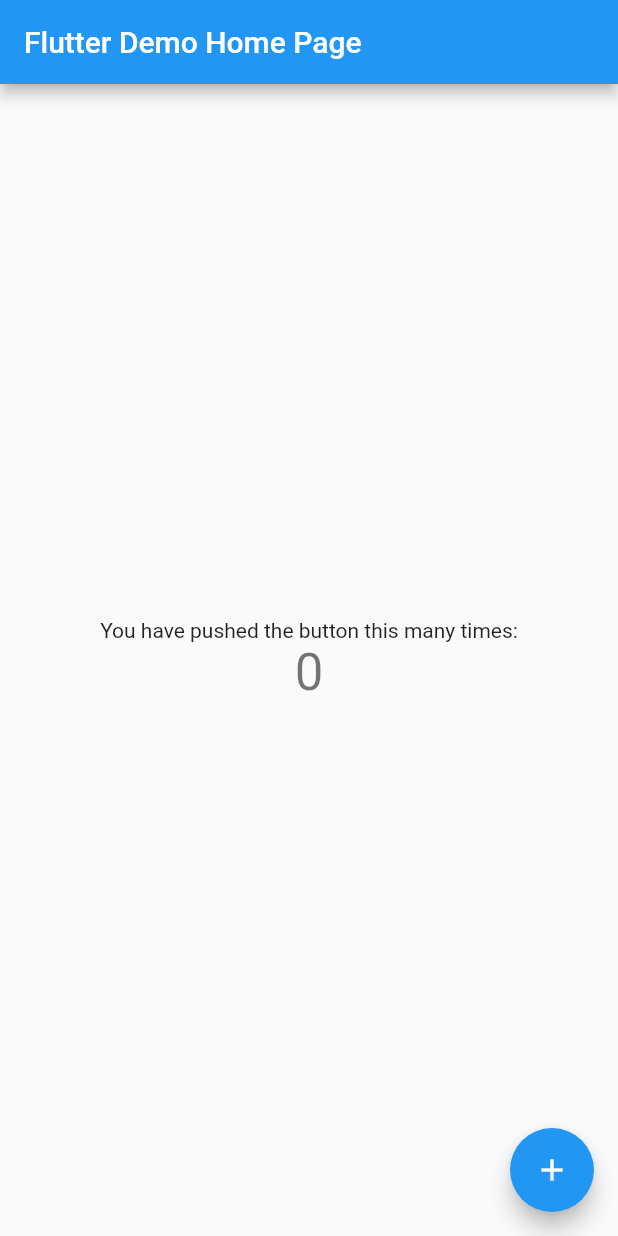
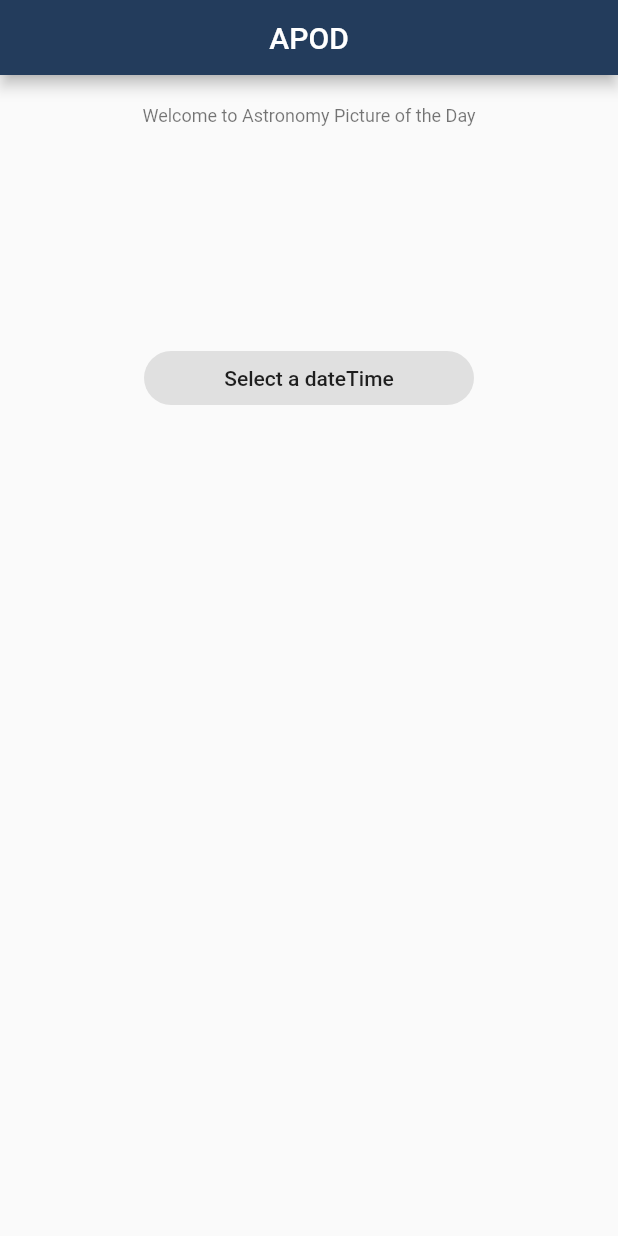
Before and after one commit to Dandy27/app-nasa, a Flutter app: the screen it shows after launch, on a phone screen of 412 x 824 dp. Run offline on Flutter 3.47's test engine with Material 2 defaults, Android fonts, the phone set to English and light mode, and no system bars; our stand-ins replace dartz, equatable, flutter_modular, flutter_triple, shimmer.

Commit message:
picture_page

```diff
--- /dev/null
+++ b/clean_architecture/lib/app_module.dart
@@ -0,0 +1,27 @@
+import 'package:clean_architecture/features/data/datasource/space_media_datasource_implementation.dart';
+import 'package:clean_architecture/features/data/repositories/space_media_repository_impl.dart';
+import 'package:clean_architecture/features/domain/usecases/get_space_media_from_date_usecase.dart';
+import 'package:clean_architecture/features/presenter/controllers/home_store.dart';
+import 'package:flutter_modular/flutter_modular.dart';
+import 'package:http/http.dart' as http;
+
+import 'features/presenter/pages/home_page.dart';
+
+class AppModule extends Module {
+  @override
+  final List<Bind> binds = [
+    Bind((i) => HomeStore(i())),
+    Bind((i) => GetSpaceMediaFromDateUseCase(i())),
+    Bind((i) => SpaceMediaRepositoryImpl(i())),
+    Bind((i) => NasaDatasourceImplementation(i())),
+    Bind((i) => http.Client()),
+    Bind((i) => DateInputConverter()),
+    //29,53
+  ];
+
+  @override
+  final List<ModularRoute> routes = [
+    ChildRoute('/', child: (_,__) => HomePage()),
+    // ChildRoute('picture', child: (_,__) => PicturePage()),
+  ];
+}
--- /dev/null
+++ b/clean_architecture/lib/app_widget.dart
@@ -0,0 +1,14 @@
+import 'package:flutter/material.dart';
+import 'package:flutter_modular/flutter_modular.dart';
+
+class AppWidget extends StatelessWidget {
+  const AppWidget({Key? key}) : super(key: key);
+
+  @override
+  Widget build(BuildContext context) {
+    return MaterialApp(
+      initialRoute: '/',
+    ).modular();
+
+  }
+}
--- a/clean_architecture/lib/core/errors/failures.dart
+++ b/clean_architecture/lib/core/errors/failures.dart
@@ -6,3 +6,8 @@ class ServerFailure extends Failure {
   @override
   List<Object?> get props => [];
 }
+
+class NullParamFailure extends Failure {
+  @override
+  List<Object?> get props => [];
+}
--- a/clean_architecture/lib/features/data/repositories/space_media_repository_impl.dart
+++ b/clean_architecture/lib/features/data/repositories/space_media_repository_impl.dart
@@ -8,7 +8,7 @@ import 'package:dartz/dartz.dart';
 class SpaceMediaRepositoryImpl implements ISpaceMediaRepository {
   final ISpaceMediaDataSource datasource;
 
-  SpaceMediaRepositoryImpl({required this.datasource});
+  SpaceMediaRepositoryImpl( this.datasource);
 
   @override
   Future<Either<Failure, SpaceMediaEntity>> getSpaceMediaFromDate(DateTime date) async{
--- a/clean_architecture/lib/features/domain/usecases/get_space_media_from_date_usecase.dart
+++ b/clean_architecture/lib/features/domain/usecases/get_space_media_from_date_usecase.dart
@@ -7,12 +7,14 @@ import 'package:flutter_triple/flutter_triple.dart';
 
 class GetSpaceMediaFromDateUseCase
     implements UseCase<SpaceMediaEntity, DateTime> {
-   final ISpaceMediaRepository repository;
+  final ISpaceMediaRepository repository;
 
-  GetSpaceMediaFromDateUseCase({required this.repository});
+  GetSpaceMediaFromDateUseCase( this.repository);
 
   @override
-  Future<Either<Failure, SpaceMediaEntity>> call(DateTime date) async {
-    return await repository.getSpaceMediaFromDate(date);
+  Future<Either<Failure, SpaceMediaEntity>> call(DateTime? date) async {
+    return date != null
+        ? await repository.getSpaceMediaFromDate(date)
+        : Left(NullParamFailure());
   }
 }
--- /dev/null
+++ b/clean_architecture/lib/features/presenter/pages/home_page.dart
@@ -0,0 +1,52 @@
+import 'package:clean_architecture/features/presenter/controllers/home_store.dart';
+import 'package:clean_architecture/features/presenter/widgets/custom_app_bar.dart';
+import 'package:clean_architecture/features/presenter/widgets/round_button.dart';
+import 'package:flutter/material.dart';
+import 'package:flutter_modular/flutter_modular.dart';
+
+class HomePage extends StatefulWidget {
+  @override
+  _HomePageState createState() => _HomePageState();
+}
+
+class _HomePageState extends ModularState<HomePage, HomeStore> {
+  @override
+  Widget build(BuildContext context) {
+    return Scaffold(
+      appBar: CustomAppBar(
+        title: 'APOD',
+      ),
+      body: SafeArea(
+          child: Padding(
+        padding: EdgeInsets.all(20),
+        child: Center(
+          child: Column(
+            children: [
+              Text(
+                'Welcome to Astronomy Picture of the Day',
+                textAlign: TextAlign.center,
+                style: Theme.of(context).textTheme.caption,
+              ),
+              SizedBox(
+                height: 150,
+              ),
+              RoundButton(
+                  label: 'Select a dateTime',
+                  onTap: () async {
+                    var datePicked = await showDatePicker(
+                        context: context,
+                        initialDate: DateTime.now(),
+                        firstDate: DateTime(1995, 06, 16),
+                        lastDate: DateTime.now());
+                    await store.getSpaceMediaFromDate(datePicked!);
+                  }),
+              SizedBox(
+                height: 20,
+              ),
+            ],
+          ),
+        ),
+      )),
+    );
+  }
+}
--- /dev/null
+++ b/clean_architecture/lib/features/presenter/widgets/round_button.dart
@@ -0,0 +1,28 @@
+import 'package:flutter/material.dart';
+
+class RoundButton extends StatelessWidget {
+  final String label;
+  final Function onTap;
+
+  RoundButton({required this.label, required this.onTap});
+
+  @override
+  Widget build(BuildContext context) {
+    return GestureDetector(
+      child: Container(
+        width: 220,
+        padding: EdgeInsets.symmetric(vertical: 10, horizontal: 30),
+        decoration: BoxDecoration(
+          borderRadius: BorderRadius.circular(18),
+          color: Theme.of(context).buttonColor,
+        ),
+        child: Text(
+          label,
+          textAlign: TextAlign.center,
+          style: Theme.of(context).textTheme.button,
+        ),
+      ),
+      onTap: onTap as Function(),
+    );
+  }
+}
--- a/clean_architecture/lib/main.dart
+++ b/clean_architecture/lib/main.dart
@@ -1,113 +1,17 @@
+import 'package:clean_architecture/app_module.dart';
+import 'package:clean_architecture/app_widget.dart';
 import 'package:flutter/material.dart';
+import 'package:flutter_modular/flutter_modular.dart';
+
+// import 'features/presenter/pages/home_page.dart';
 
 void main() {
   runApp(MyApp());
 }
 
 class MyApp extends StatelessWidget {
-  // This widget is the root of your application.
   @override
   Widget build(BuildContext context) {
-    return MaterialApp(
-      title: 'Flutter Demo',
-      theme: ThemeData(
-        // This is the theme of your application.
-        //
-        // Try running your application with "flutter run". You'll see the
-        // application has a blue toolbar. Then, without quitting the app, try
-        // changing the primarySwatch below to Colors.green and then invoke
-        // "hot reload" (press "r" in the console where you ran "flutter run",
-        // or simply save your changes to "hot reload" in a Flutter IDE).
-        // Notice that the counter didn't reset back to zero; the application
-        // is not restarted.
-        primarySwatch: Colors.blue,
-      ),
-      home: MyHomePage(title: 'Flutter Demo Home Page'),
-    );
+    return ModularApp(module: AppModule(), child: AppWidget());
   }
 }
-
-class MyHomePage extends StatefulWidget {
-  MyHomePage({Key? key, required this.title}) : super(key: key);
-
-  // This widget is the home page of your application. It is stateful, meaning
-  // that it has a State object (defined below) that contains fields that affect
-  // how it looks.
-
-  // This class is the configuration for the state. It holds the values (in this
-  // case the title) provided by the parent (in this case the App widget) and
-  // used by the build method of the State. Fields in a Widget subclass are
-  // always marked "final".
-
-  final String title;
-
-  @override
-  _MyHomePageState createState() => _MyHomePageState();
-}
-
-class _MyHomePageState extends State<MyHomePage> {
-  int _counter = 0;
-
-  void _incrementCounter() {
-    setState(() {
-      // This call to setState tells the Flutter framework that something has
-      // changed in this State, which causes it to rerun the build method below
-      // so that the display can reflect the updated values. If we changed
-      // _counter without calling setState(), then the build method would not be
-      // called again, and so nothing would appear to happen.
-      _counter++;
-    });
-  }
-
-  @override
-  Widget build(BuildContext context) {
-    // This method is rerun every time setState is called, for instance as done
-    // by the _incrementCounter method above.
-    //
-    // The Flutter framework has been optimized to make rerunning build methods
-    // fast, so that you can just rebuild anything that needs updating rather
-    // than having to individually change instances of widgets.
-    return Scaffold(
-      appBar: AppBar(
-        // Here we take the value from the MyHomePage object that was created by
-        // the App.build method, and use it to set our appbar title.
-        title: Text(widget.title),
-      ),
-      body: Center(
-        // Center is a layout widget. It takes a single child and positions it
-        // in the middle of the parent.
-        child: Column(
-          // Column is also a layout widget. It takes a list of children and
-          // arranges them vertically. By default, it sizes itself to fit its
-          // children horizontally, and tries to be as tall as its parent.
-          //
-          // Invoke "debug painting" (press "p" in the console, choose the
-          // "Toggle Debug Paint" action from the Flutter Inspector in Android
-          // Studio, or the "Toggle Debug Paint" command in Visual Studio Code)
-          // to see the wireframe for each widget.
-          //
-          // Column has various properties to control how it sizes itself and
-          // how it positions its children. Here we use mainAxisAlignment to
-          // center the children vertically; the main axis here is the vertical
-          // axis because Columns are vertical (the cross axis would be
-          // horizontal).
-          mainAxisAlignment: MainAxisAlignment.center,
-          children: <Widget>[
-            Text(
-              'You have pushed the button this many times:',
-            ),
-            Text(
-              '$_counter',
-              style: Theme.of(context).textTheme.headline4,
-            ),
-          ],
-        ),
-      ),
-      floatingActionButton: FloatingActionButton(
-        onPressed: _incrementCounter,
-        tooltip: 'Increment',
-        child: Icon(Icons.add),
-      ), // This trailing comma makes auto-formatting nicer for build methods.
-    );
-  }
-}
```
Also changed, not shown: clean_architecture/lib/features/presenter/widgets/description_botton_sheet.dart (added, +27 -0 lines), clean_architecture/lib/features/presenter/widgets/image_network_with_loader.dart (added, +31 -0 lines), 2 other files.
